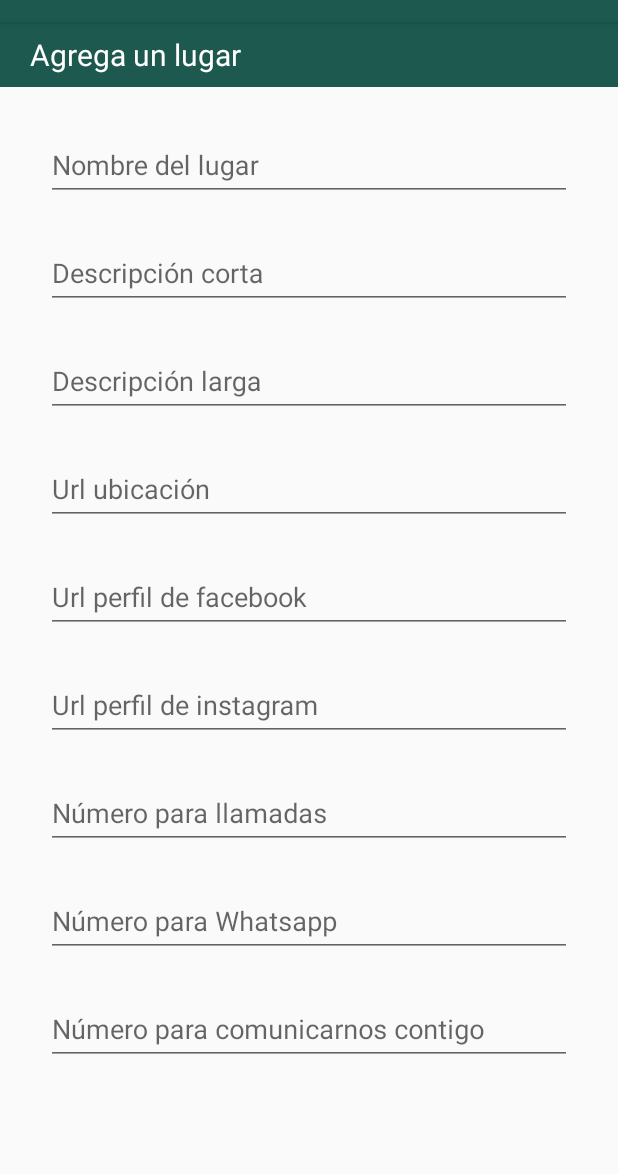
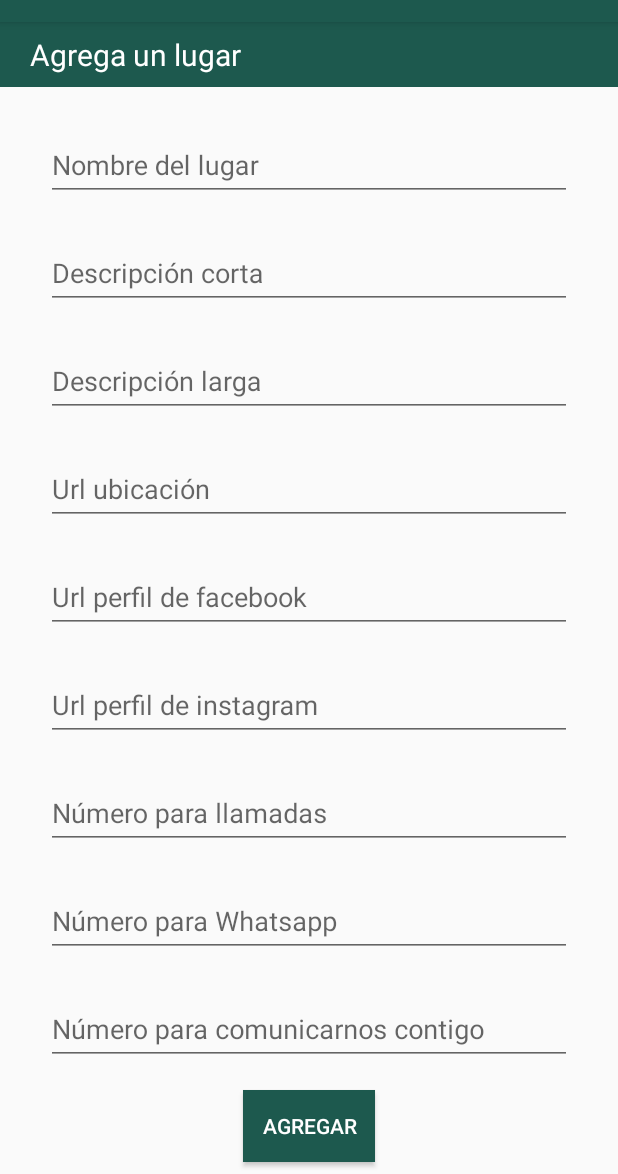
Before and after one commit to lefg095/MisantlaApp, an Android app: the AddPlacesFragment screen opened through its navigation route, on a phone screen of 412 x 824 dp, the part 62-1236 px from its top. Run offline under Robolectric (Android 15) with nearby library versions, the phone set to English and light mode, and no system bars; our stand-ins replace AdMob, Firebase (no records; nobody signed in at launch, a user with empty details on screens opened directly), navigation-ui; libraries missing offline, so code that uses them is left out: com.facebook, com.facebook.login, com.smarteist.autoimageslider; 2 statements that could not run were skipped.

Commit message:
25 Abril 2022 ultimo del dia

```diff
--- a/app/src/main/java/com/lefg095/misantlaapp/ui/business/ListBusinessFragment.kt
+++ b/app/src/main/java/com/lefg095/misantlaapp/ui/business/ListBusinessFragment.kt
@@ -5,6 +5,7 @@ import android.util.Log
 import android.view.LayoutInflater
 import android.view.View
 import android.view.ViewGroup
+import androidx.core.os.bundleOf
 import androidx.fragment.app.Fragment
 import androidx.navigation.findNavController
 import androidx.recyclerview.widget.LinearLayoutManager
@@ -106,7 +107,10 @@ class ListBusinessFragment : Fragment() {
         binding.rvBusinnessList.adapter = adapter
         binding.fbAdd.visibility = View.VISIBLE
         binding.fbAdd.setOnClickListener {
-            view?.findNavController()?.navigate(R.id.add_places)
+            val businessBundle = bundleOf(
+                "businessType" to businessType
+            )
+            view?.findNavController()?.navigate(R.id.add_places, businessBundle)
         }
         hideLoading(3.0)
     }
--- a/app/src/main/res/layout/fragment_add_places.xml
+++ b/app/src/main/res/layout/fragment_add_places.xml
@@ -1,6 +1,7 @@
 <?xml version="1.0" encoding="utf-8"?>
 <androidx.constraintlayout.widget.ConstraintLayout xmlns:android="http://schemas.android.com/apk/res/android"
     xmlns:app="http://schemas.android.com/apk/res-auto"
+    xmlns:tools="http://schemas.android.com/tools"
     android:layout_width="match_parent"
     android:layout_height="match_parent">
 
@@ -178,7 +179,17 @@
 
     </com.google.android.material.textfield.TextInputLayout>
 
-
+    <Button
+        android:id="@+id/btn_agregar"
+        android:layout_width="wrap_content"
+        android:layout_height="wrap_content"
+        android:layout_marginBottom="8dp"
+        android:background="@color/blue_4ever"
+        android:text="Agregar"
+        android:textColor="@color/white"
+        app:layout_constraintBottom_toBottomOf="parent"
+        app:layout_constraintEnd_toEndOf="parent"
+        app:layout_constraintStart_toStartOf="parent" />
 
 
 </androidx.constraintlayout.widget.ConstraintLayout>
```
Also changed, not shown: app/src/main/java/com/lefg095/misantlaapp/ui/business/AddPlacesFragment.kt (+26 -1 lines).
